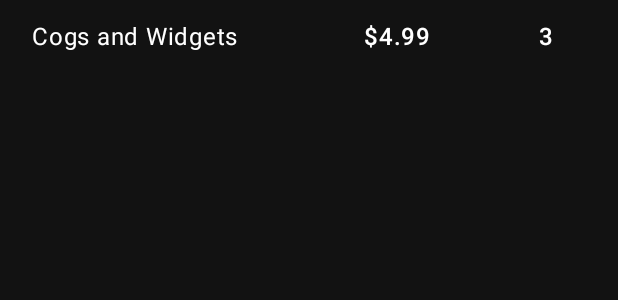
After one commit to kring94/TrainingApp, an Android app: the layout item_list_item.xml on its own in the app's theme, with its tools: preview values and no code run, on a phone screen of 412 x 824 dp. The commit adds this screen. Shown: the top 300 px of the screen. Run offline under Robolectric (Android 15) with nearby library versions, the phone set to English and light mode, and no system bars.

```diff
--- a/app/src/main/java/com/example/calculator/inventoryapp/data/Item.kt
+++ b/app/src/main/java/com/example/calculator/inventoryapp/data/Item.kt
@@ -3,6 +3,7 @@ package com.example.calculator.inventoryapp.data
 import androidx.room.ColumnInfo
 import androidx.room.Entity
 import androidx.room.PrimaryKey
+import java.text.NumberFormat
 
 @Entity(tableName = "item")
 data class Item(
@@ -15,3 +16,5 @@ data class Item(
     @ColumnInfo(name = "quantity")
     val quantityInStock: Int
 )
+
+fun Item.getFormattedPrice(): String = NumberFormat.getCurrencyInstance().format(itemPrice)
--- /dev/null
+++ b/app/src/main/res/layout/item_list_item.xml
@@ -0,0 +1,49 @@
+<?xml version="1.0" encoding="utf-8"?>
+<androidx.constraintlayout.widget.ConstraintLayout
+    xmlns:android="http://schemas.android.com/apk/res/android"
+    xmlns:app="http://schemas.android.com/apk/res-auto"
+    xmlns:tools="http://schemas.android.com/tools"
+    android:layout_width="match_parent"
+    android:layout_height="48dp"
+    android:descendantFocusability="blocksDescendants">
+
+    <TextView
+        android:id="@+id/item_name"
+        style="@style/Widget.Inventory.ListItemTextView"
+        android:layout_width="180dp"
+        android:layout_marginStart="@dimen/margin_between_elements"
+        android:paddingStart="4dp"
+        android:fontFamily="sans-serif"
+        app:layout_constraintEnd_toStartOf="@+id/item_price"
+        app:layout_constraintStart_toStartOf="parent"
+        app:layout_constraintTop_toTopOf="parent"
+        tools:text="Cogs and Widgets" />
+
+    <TextView
+        android:id="@+id/item_price"
+        style="@style/Widget.Inventory.ListItemTextView"
+        android:layout_width="100dp"
+        android:layout_below="@+id/item_name"
+        android:layout_marginStart="@dimen/margin_between_elements"
+        android:fontFamily="sans-serif-medium"
+        android:textAlignment="center"
+        app:layout_constraintEnd_toStartOf="@+id/item_quantity"
+        app:layout_constraintHorizontal_weight="1"
+        app:layout_constraintStart_toEndOf="@+id/item_name"
+        app:layout_constraintTop_toTopOf="parent"
+        tools:text="$4.99" />
+
+    <TextView
+        android:id="@+id/item_quantity"
+        style="@style/Widget.Inventory.ListItemTextView"
+        android:layout_width="80dp"
+        android:layout_alignParentEnd="true"
+        android:layout_marginEnd="@dimen/margin_between_elements"
+        android:fontFamily="sans-serif-medium"
+        android:textAlignment="center"
+        app:layout_constraintEnd_toEndOf="parent"
+        app:layout_constraintHorizontal_weight="1"
+        app:layout_constraintTop_toTopOf="parent"
+        tools:text="3" />
+
+</androidx.constraintlayout.widget.ConstraintLayout>
--- a/app/src/main/res/navigation/inventory_nav_graph.xml
+++ b/app/src/main/res/navigation/inventory_nav_graph.xml
@@ -7,7 +7,7 @@
 
     <fragment
         android:id="@+id/itemListFragment"
-        android:name="com.example.calculator.inventoryapp.ItemListFragment"
+        android:name="com.example.calculator.inventoryapp.fragments.ItemListFragment"
         android:label="@string/inventory_app_name"
         tools:layout="@layout/fragment_item_list">
         <action
@@ -19,7 +19,7 @@
     </fragment>
     <fragment
         android:id="@+id/itemDetailFragment"
-        android:name="com.example.calculator.inventoryapp.ItemDetailFragment"
+        android:name="com.example.calculator.inventoryapp.fragments.ItemDetailFragment"
         android:label="@string/item_detail_fragment_title"
         tools:layout="@layout/fragment_item_detail">
         <argument
@@ -31,7 +31,7 @@
     </fragment>
     <fragment
         android:id="@+id/addItemFragment"
-        android:name="com.example.calculator.inventoryapp.AddItemFragment"
+        android:name="com.example.calculator.inventoryapp.fragments.AddItemFragment"
         android:label="{title}"
         tools:layout="@layout/fragment_add_item">
         <argument
```
Also changed, not shown: app/build.gradle (+7 -2 lines), app/src/main/java/com/example/calculator/inventoryapp/InventoryApplication.kt (deleted, +0 -8 lines), app/src/main/java/com/example/calculator/inventoryapp/adapters/ItemListAdapter.kt (added, +46 -0 lines), app/src/main/java/com/example/calculator/inventoryapp/fragments/AddItemFragment.kt (renamed from app/src/main/java/com/example/calculator/inventoryapp/AddItemFragment.kt, +42 -9 lines), app/src/main/java/com/example/calculator/inventoryapp/fragments/ItemDetailFragment.kt (renamed from app/src/main/java/com/example/calculator/inventoryapp/ItemDetailFragment.kt, +46 -1 lines), app/src/main/java/com/example/calculator/inventoryapp/fragments/ItemListFragment.kt (renamed from app/src/main/java/com/example/calculator/inventoryapp/ItemListFragment.kt, +22 -1 lines), app/src/main/java/com/example/calculator/inventoryapp/viewholders/ItemViewHolder.kt (added, +18 -0 lines), app/src/main/java/com/example/calculator/inventoryapp/viewmodels/InventoryViewModel.kt (+55 -0 lines).
